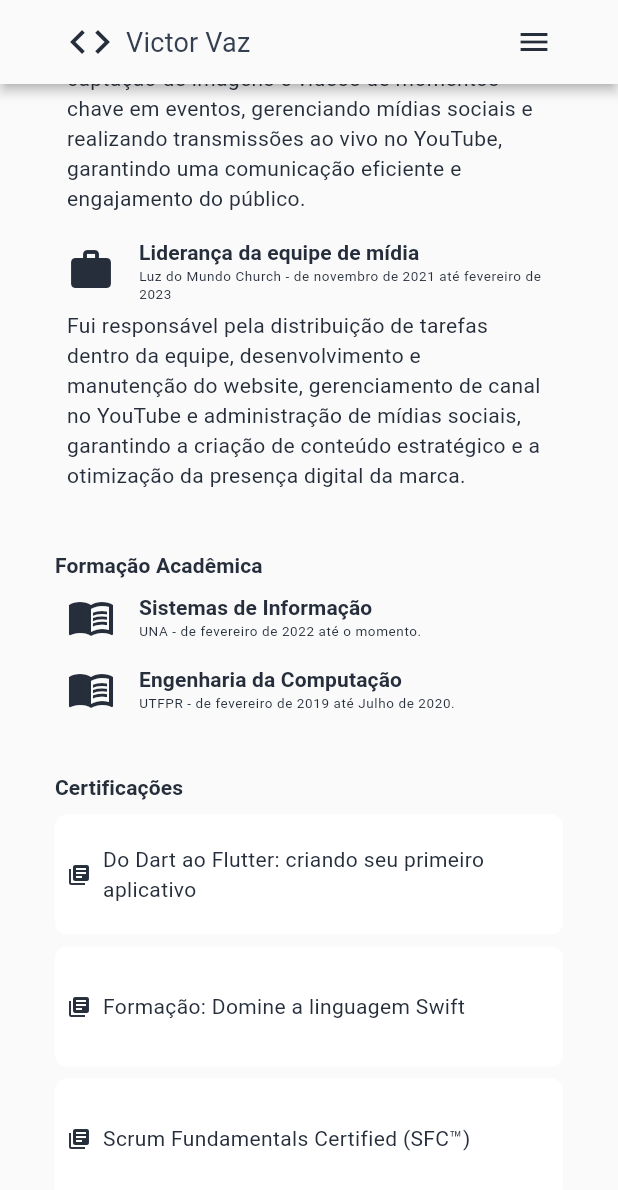
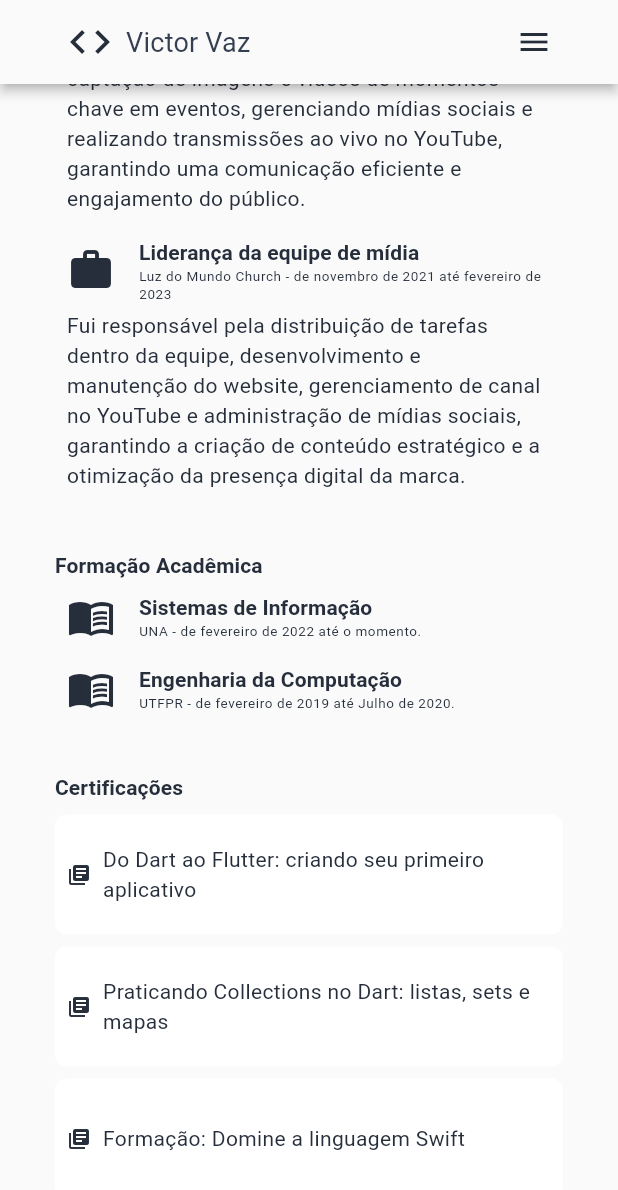
Before and after one commit to victorvazdev/victor_vaz_portfolio, a Flutter app: the screen it shows after launch, scrolled down 576 dp, on a phone screen of 412 x 824 dp. Shown: the top 1190 px of the screen. Run offline on Flutter 3.47's test engine with Material 3 defaults, Android fonts, the phone set to English and light mode, and no system bars; our stand-ins replace flutter_svg, visibility_detector.

Commit message:
certification added

```diff
--- a/lib/data/victor_data.dart
+++ b/lib/data/victor_data.dart
@@ -39,6 +39,7 @@ final VictorVaz me = VictorVaz(
   ],
   certifications: <Certification>[
     Certification(name: 'Do Dart ao Flutter: criando seu primeiro aplicativo'),
+    Certification(name: 'Praticando Collections no Dart: listas, sets e mapas'),
     Certification(name: 'Formação: Domine a linguagem Swift'),
     Certification(name: 'Scrum Fundamentals Certified (SFC™)'),
     Certification(
```
